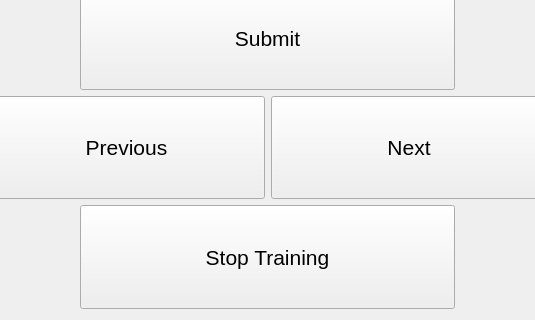
Qt form pilot_utils/azf_trainer/ui/question_widget.ui (jufi2112/pilot_utils) before a commit; both pictures show x 305 to 840 and y 579 to 899 of the 1145 by 899 pixel window.
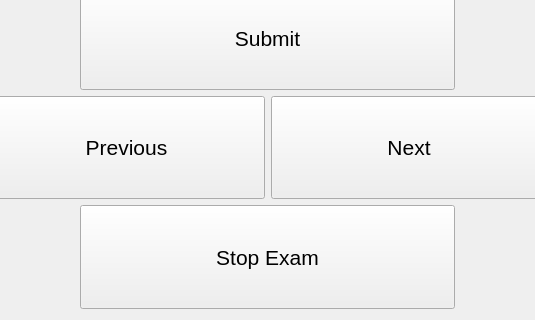
The same form after that commit. Custom widgets are drawn as their Qt base class.

Commit message: added dialog when stopping or finishing exam (issue #4)

```diff
--- a/pilot_utils/azf_trainer/ui/question_widget.ui
+++ b/pilot_utils/azf_trainer/ui/question_widget.ui
@@ -558,7 +558,7 @@
         </font>
        </property>
        <property name="text">
-        <string>Stop Training</string>
+        <string>Stop Exam</string>
        </property>
       </widget>
      </item>
```
The commit also changes 11 other files.
